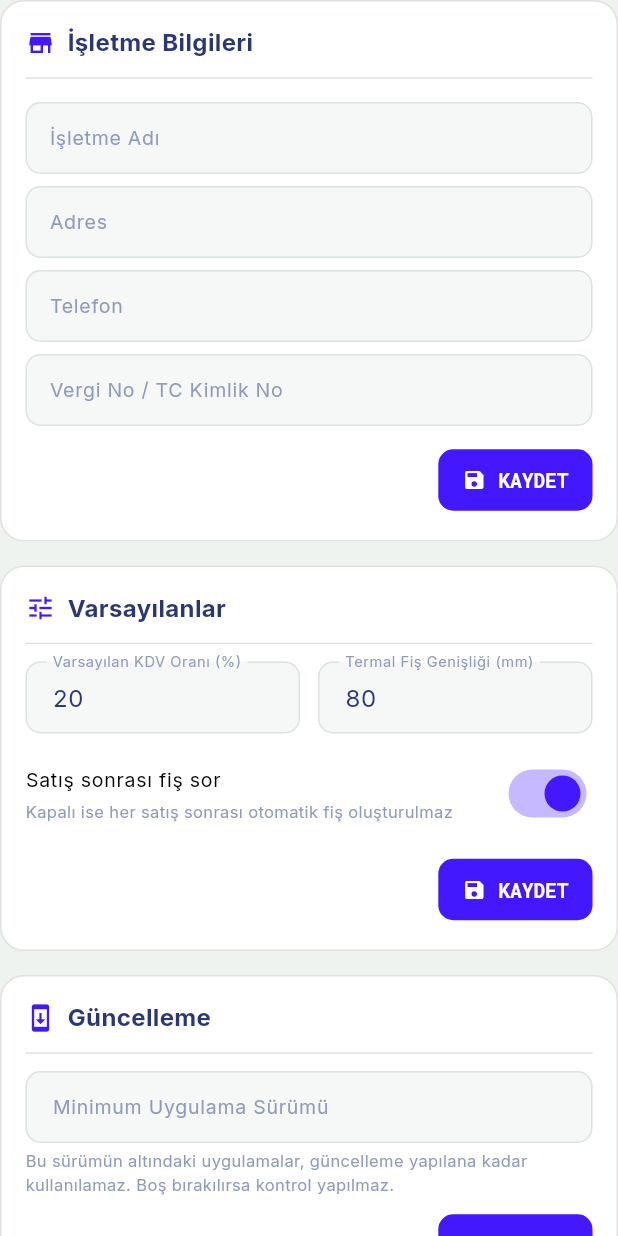
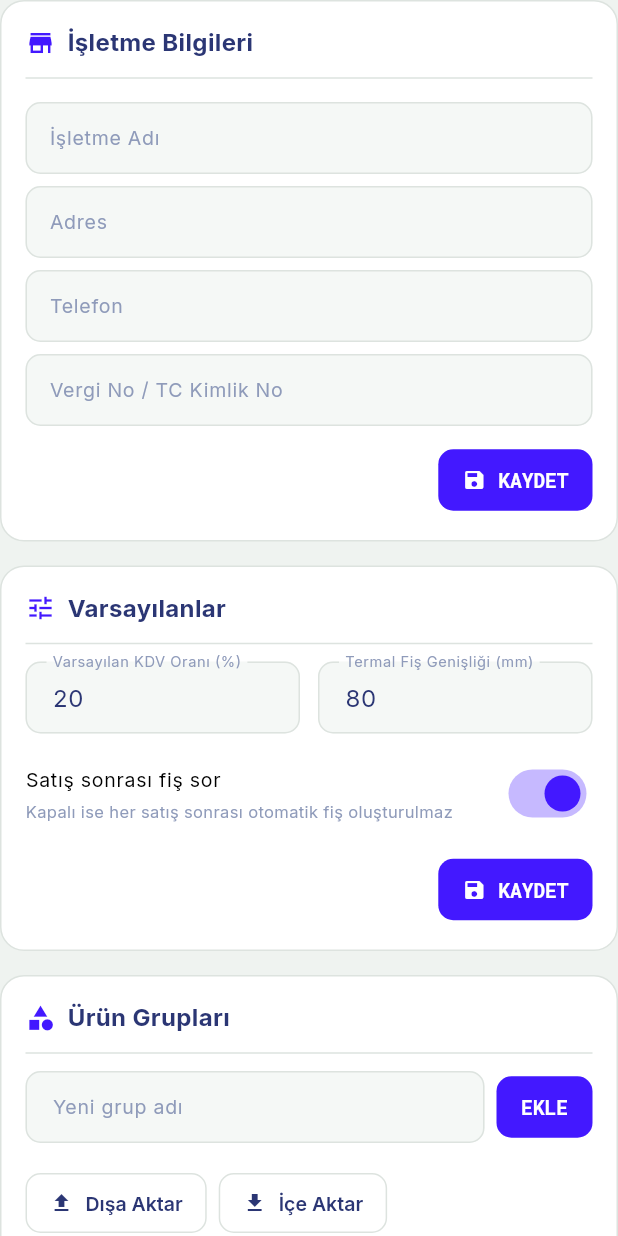
Before and after one commit to iwhimss/inventra, a Flutter app: the ServerSettingsTab widget shown alone on an empty page, opened directly, on a phone screen of 412 x 824 dp. Run offline on Flutter 3.47's test engine with Material 3 defaults, Android fonts, the phone set to English and light mode, and no system bars; our stand-ins replace audioplayers, file_picker, fl_chart, flutter_riverpod, google_fonts, image_picker and 9 more; missing offline and left inert: excel, mobile_scanner, shelf_router, sqlite3, window_manager; accounts and stored records are empty; network calls fail; key blocks and very long unbroken strings in the code were emptied for the run.

Commit message:
feat: v0.1.7 — güncelleme ayarı web dashboard'a taşındı, sepet paneli ve barkod senkron düzeltmeleri
Yeni özellik / taşıma:
- min_app_version ayarı uygulama içi Ayarlar'dan kaldırılıp web admin paneline
  taşındı (/admin/settings → Güncelleme Kontrolü) — uygulamanın kendisi
  bozuksa o ayarı yine ondan yönetme çelişkisi ortadan kalktı

Bug fix'ler:
- Sepet Toplam & Ödeme paneli v0.1.6-patch'te ortaya kaymıştı (Flexible flex
  oranı yanlış araçtı); artık LayoutBuilder + ConstrainedBox(%60) ile eskisi
  gibi altta, doğal boyutunda duruyor, sadece gerçekten sıkışınca (klavye)
  kayma devreye giriyor
- Alias barkod eklendiğinde, ekleyen cihaz dışındaki terminallerde anlık
  görünmüyordu (productBarcodeProvider sadece açılışta yenileniyordu) —
  artık ürün listesiyle aynı şekilde ekrana her girişte tazeleniyor
- Paylaşılan barkod seçim ekranına numaralı/renkli vurgu + barkod/stok
  bilgisi eklendi (ürün karışıklığı azaltıldı); çok sayıda eşleşmede artık
  kaydırılabiliyor, taşma olmuyor
- v0.1.5 ve öncesi cihazlarda güncelleme uyarısının hiç çıkmaması: kod
  hatası değil — kontrol mekanizması v0.1.6 ile geldi, eski binary'ler bu
  kodu hiç içermiyor (dokümante edildi, manuel güncelleme gerekiyor)

Co-Authored-By: Claude Sonnet 4.6 <noreply@anthropic.com>

```diff
--- a/inventra_app/lib/features/product/screens/products_screen.dart
+++ b/inventra_app/lib/features/product/screens/products_screen.dart
@@ -69,6 +69,7 @@ class _ProductsScreenState extends ConsumerState<ProductsScreen>
     super.initState();
     WidgetsBinding.instance.addPostFrameCallback((_) {
       ref.invalidate(productProvider);
+      ref.read(productBarcodeProvider.notifier).refresh();
     });
     _tabController = TabController(length: 3, vsync: this);
     _tabController.addListener(() {
--- a/inventra_app/lib/features/settings/tabs/server_settings_tab.dart
+++ b/inventra_app/lib/features/settings/tabs/server_settings_tab.dart
@@ -28,9 +28,6 @@ class _ServerSettingsTabState extends ConsumerState<ServerSettingsTab> {
   final _thermalWidthCtrl = TextEditingController();
   bool _askReceipt = true;
 
-  // Update
-  final _minAppVersionCtrl = TextEditingController();
-
   // Product Groups
   List<Map<String, dynamic>> _productGroups = [];
   final _newProductGroupCtrl = TextEditingController();
@@ -51,7 +48,6 @@ class _ServerSettingsTabState extends ConsumerState<ServerSettingsTab> {
     _businessTaxIdCtrl.dispose();
     _defaultVatCtrl.dispose();
     _thermalWidthCtrl.dispose();
-    _minAppVersionCtrl.dispose();
     _newProductGroupCtrl.dispose();
     super.dispose();
   }
@@ -69,7 +65,6 @@ class _ServerSettingsTabState extends ConsumerState<ServerSettingsTab> {
             case 'business_address': _businessAddressCtrl.text = v; break;
             case 'business_phone': _businessPhoneCtrl.text = v; break;
             case 'business_tax_id': _businessTaxIdCtrl.text = v; break;
-            case 'min_app_version': _minAppVersionCtrl.text = v; break;
           }
         }
       }
@@ -119,20 +114,6 @@ class _ServerSettingsTabState extends ConsumerState<ServerSettingsTab> {
       }
     } catch (e) {
       if (mounted) NotificationService.showError('Hata: $e');
-    }
-  }
-
-  Future<void> _saveUpdateSettings() async {
-    final resp = await ApiClient.instance.post('/api/settings/bulk', {
-      'settings': {'min_app_version': _minAppVersionCtrl.text.trim()},
-    });
-    if (resp.success) {
-      if (mounted) {
-        SoundService.playNotification();
-        NotificationService.showSuccess('Güncelleme ayarı kaydedildi.');
-      }
-    } else {
-      if (mounted) NotificationService.showError('Hata: ${resp.error}');
     }
   }
 
@@ -226,33 +207,6 @@ class _ServerSettingsTabState extends ConsumerState<ServerSettingsTab> {
               alignment: Alignment.centerRight,
               child: ElevatedButton.icon(
                 onPressed: _saveDefaults,
-                icon: const Icon(Icons.save, size: 16),
-                label: const Text('KAYDET'),
-              ),
-            ),
-          ]),
-          const SizedBox(height: 16),
-
-          // Update
-          _sectionCard('Güncelleme', Icons.system_update, [
-            TextField(
-              controller: _minAppVersionCtrl,
-              decoration: const InputDecoration(
-                labelText: 'Minimum Uygulama Sürümü',
-                isDense: true,
-                hintText: 'örn. 0.1.6',
-              ),
-            ),
-            const SizedBox(height: 4),
-            Text(
-              'Bu sürümün altındaki uygulamalar, güncelleme yapılana kadar kullanılamaz. Boş bırakılırsa kontrol yapılmaz.',
-              style: TextStyle(fontSize: 11, color: AppTheme.textMuted),
-            ),
-            const SizedBox(height: 8),
-            Align(
-              alignment: Alignment.centerRight,
-              child: ElevatedButton.icon(
-                onPressed: _saveUpdateSettings,
                 icon: const Icon(Icons.save, size: 16),
                 label: const Text('KAYDET'),
               ),
--- a/inventra_app/pubspec.yaml
+++ b/inventra_app/pubspec.yaml
@@ -16,7 +16,7 @@ publish_to: 'none' # Remove this line if you wish to publish to pub.dev
 # https://developer.apple.com/library/archive/documentation/General/Reference/InfoPlistKeyReference/Articles/CoreFoundationKeys.html
 # In Windows, build-name is used as the major, minor, and patch parts
 # of the product and file versions while build-number is used as the build suffix.
-version: 0.1.6+1
+version: 0.1.7+1
 
 environment:
   sdk: ^3.11.0
--- a/inventra_server/pubspec.yaml
+++ b/inventra_server/pubspec.yaml
@@ -1,6 +1,6 @@
 name: inventra_server
 description: Inventra POS Server - Pure Dart HTTP Server
-version: 0.1.6
+version: 0.1.7
 
 environment:
   sdk: '>=3.0.0 <4.0.0'
```
Also changed, not shown: inventra_app/lib/features/pos/screens/pos_screen.dart (+34 -12 lines), inventra_server/lib/web_admin/admin_handler.dart (+28 -0 lines), 4 other files.
